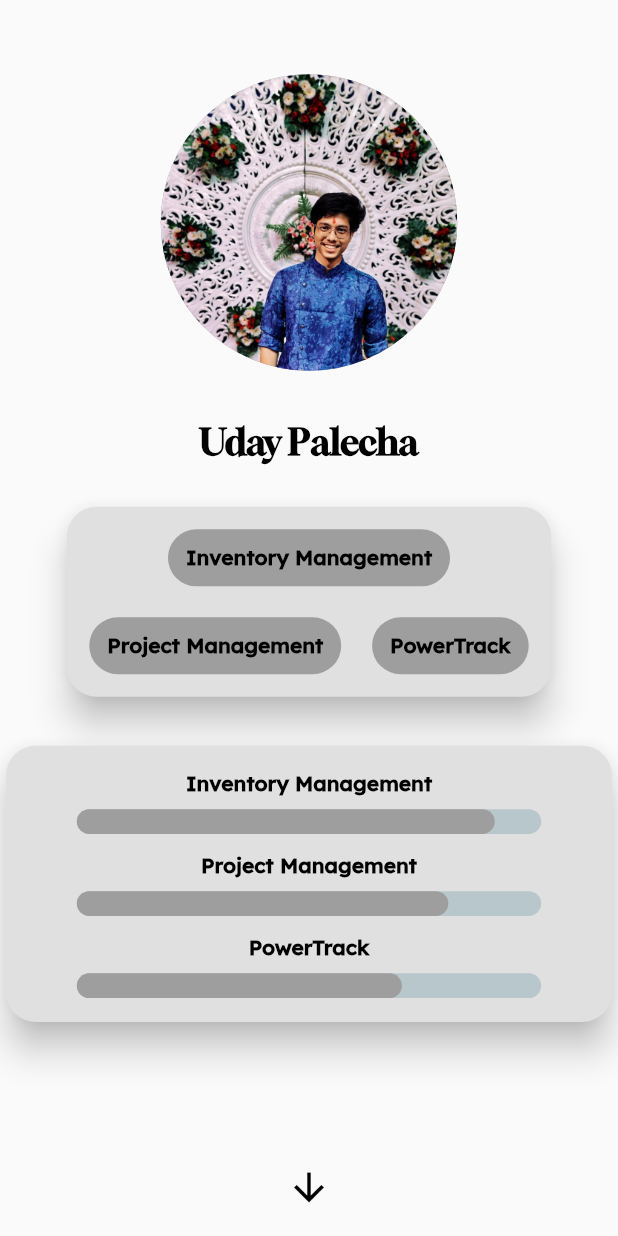
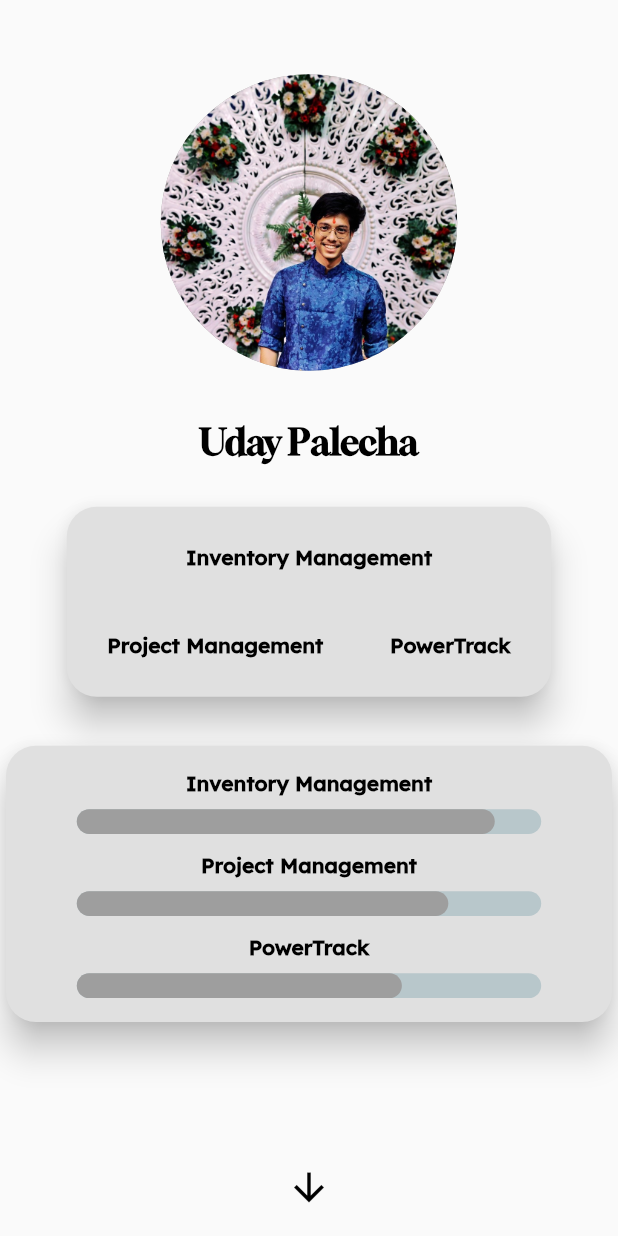
Before and after one commit to udaypalecha/Uday-Portfolio-App, a Flutter app: the screen it shows after launch, on a phone screen of 412 x 824 dp. Run offline on Flutter 3.47's test engine with Material 2 defaults, Android fonts, the phone set to English and light mode, and no system bars; drawn by our look-alikes of percent_indicator.

Commit message:
Comment grey color of 1st Skills section

```diff
--- a/lib/widget/skillsContainer.dart
+++ b/lib/widget/skillsContainer.dart
@@ -2,23 +2,23 @@ import 'package:flutter/material.dart';
 
 
 class SkillsContainer extends StatelessWidget {
-
   final String SkillsTitle;
-  const SkillsContainer({super.key , required this.SkillsTitle});
+  const SkillsContainer({super.key, required this.SkillsTitle});
 
   @override
   Widget build(BuildContext context) {
-    return   Container(
+    return Container(
       padding:const EdgeInsets.symmetric(horizontal: 12 , vertical: 10),
       decoration: BoxDecoration(
-          color: Colors.grey,
-          borderRadius: BorderRadius.circular(20)
+        // color: Colors.grey,
+        borderRadius: BorderRadius.circular(20)
       ),
-      child: Text(SkillsTitle,
+      child: Text(
+        SkillsTitle,
         style:const TextStyle(
-            color: Colors.black,
-            fontWeight: FontWeight.bold,
-            fontFamily: "Lexend"
+          color: Colors.black,
+          fontWeight: FontWeight.bold,
+          fontFamily: "Lexend"
         ),
       ),
     );
```
